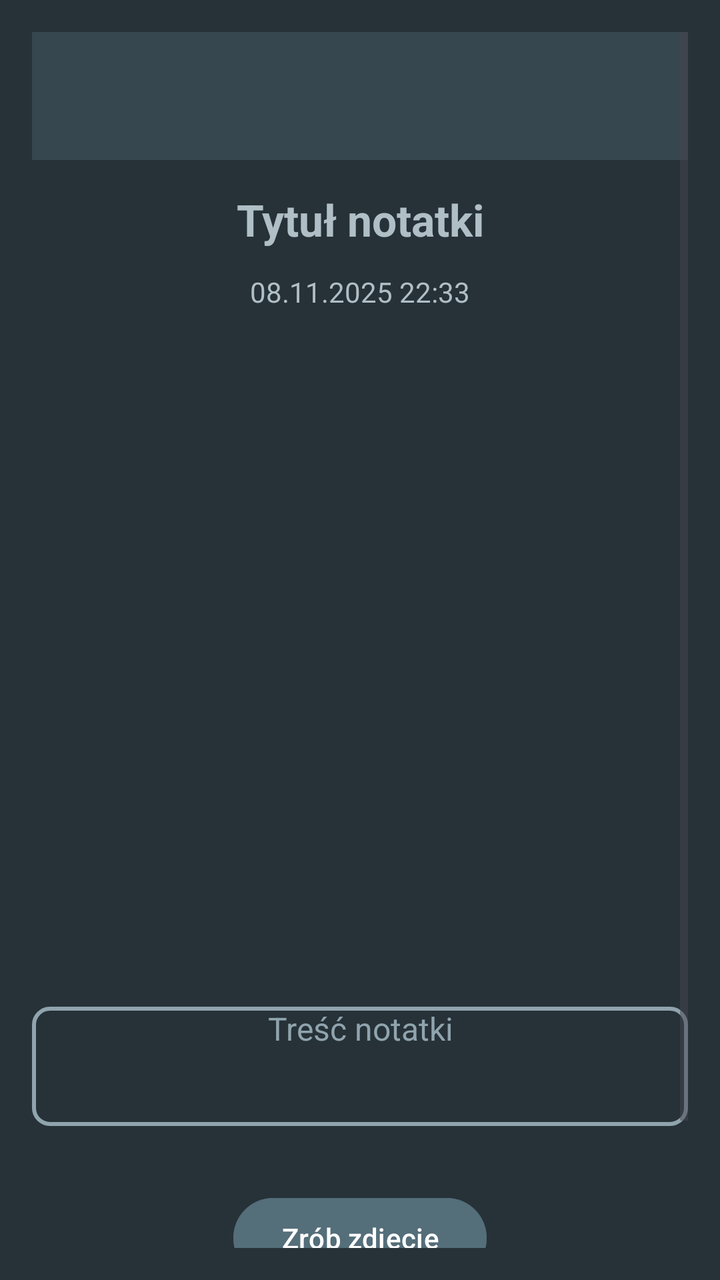
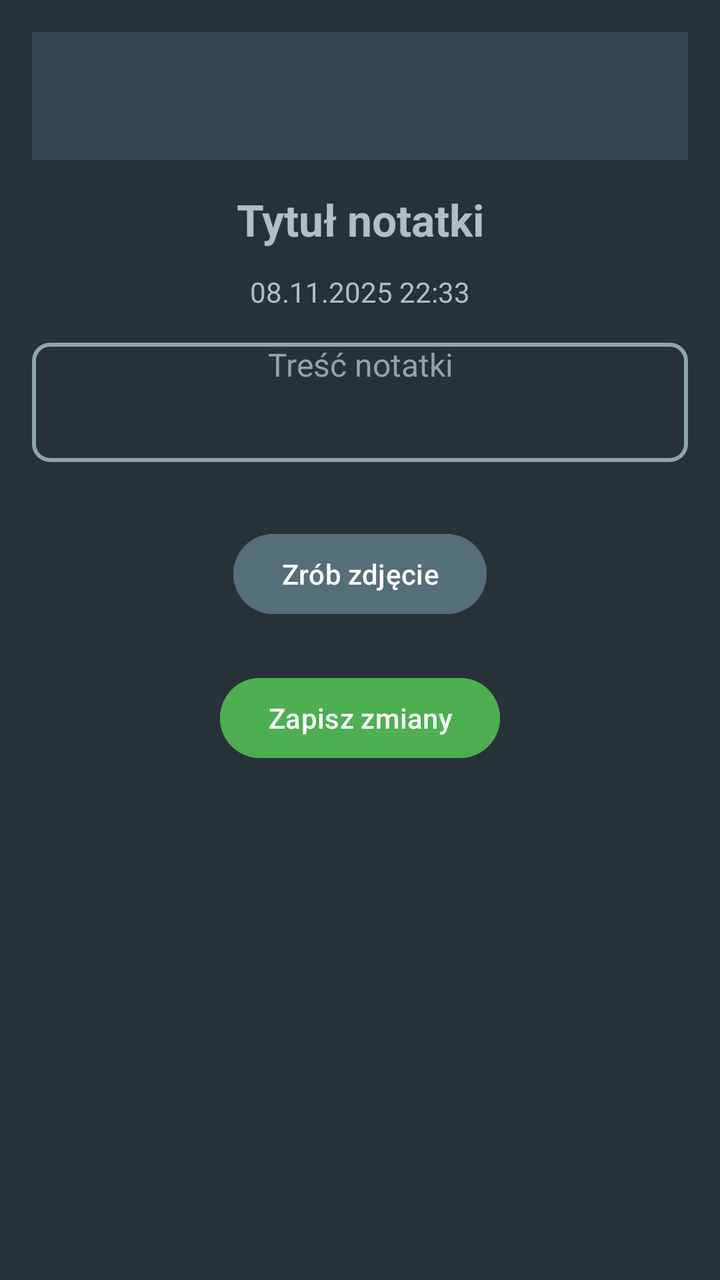

Screens rendered from an Android XML layout before and after an edit, with the pre-edit source and the edit as a unified diff.
<!-- AndroidManifest.xml: application theme Theme.GigaNotatnik -->
<!-- res/layout/activity_note_detail.xml -->
<?xml version="1.0" encoding="utf-8"?>
<ScrollView xmlns:android="http://schemas.android.com/apk/res/android"
    xmlns:app="http://schemas.android.com/apk/res-auto"
    android:layout_width="match_parent"
    android:layout_height="match_parent"
    android:background="#263238"
    android:padding="16dp">

    <LinearLayout
        android:layout_width="match_parent"
        android:layout_height="wrap_content"
        android:orientation="vertical">

        
        <androidx.appcompat.widget.Toolbar
            android:id="@+id/noteToolbar"
            android:layout_width="match_parent"
            android:layout_height="?attr/actionBarSize"
            android:background="#37474F"
            android:title="@string/NoteDetailsStr"
            android:titleTextColor="#FFFFFF"
            android:layout_marginBottom="15dp"
            android:theme="@style/ThemeOverlay.AppCompat.Dark.ActionBar" />

        
        <LinearLayout
            android:layout_width="match_parent"
            android:layout_height="wrap_content"
            android:orientation="vertical"
            android:gravity="center_horizontal">

            
            <EditText
                android:id="@+id/noteTitle"
                android:layout_width="match_parent"
                android:layout_height="wrap_content"
                android:gravity="center"
                android:hint="@string/NoteTitle"
                android:textSize="22sp"
                android:textColor="#FFFFFF"
                android:textColorHint="#B0BEC5"
                android:textStyle="bold"
                android:background="@android:color/transparent"
                android:layout_marginBottom="12dp" />

            
            <TextView
                android:id="@+id/noteTimestamp"
                android:layout_width="wrap_content"
                android:layout_height="wrap_content"
                android:text="@string/ExampleCreateDate"
                android:textSize="14sp"
                android:textColor="#B0BEC5"
                android:layout_marginBottom="16dp" />

            
            <FrameLayout
                android:id="@+id/photoContainer"
                android:layout_width="match_parent"
                android:layout_height="300dp"
                android:layout_marginTop="16dp"
                android:layout_marginBottom="16dp">

                <ImageView
                    android:id="@+id/notePhoto"
                    android:layout_width="match_parent"
                    android:layout_height="match_parent"
                    android:scaleType="centerCrop"
                    android:visibility="gone" />

                <ImageButton
                    android:id="@+id/btnDeletePhoto"
                    android:layout_width="40dp"
                    android:layout_height="40dp"
                    android:layout_gravity="top|end"
                    android:layout_margin="8dp"
                    android:background="@drawable/bg_delete_button"
                    android:src="@drawable/ic_close"
                    android:contentDescription="@string/delete_photo"
                    android:elevation="6dp"
                    android:scaleType="center"
                    android:padding="8dp"
                    android:visibility="gone"/>
            </FrameLayout>

            
            <EditText
                android:id="@+id/noteContent"
                android:layout_width="match_parent"
                android:layout_height="wrap_content"
                android:hint="@string/note_content"
                android:minLines="3"
                android:gravity="top|center_horizontal"
                android:textSize="16sp"
                android:textColor="#ECEFF1"
                android:textColorHint="#90A4AE"
                android:background="@drawable/edittext_background_edit_text"
                android:layout_marginBottom="32dp" />

            
            <LinearLayout
                android:layout_width="match_parent"
                android:layout_height="wrap_content"
                android:orientation="vertical"
                android:gravity="center_horizontal">

                <Button
                    android:id="@+id/btnPlayAudio"
                    android:layout_width="wrap_content"
                    android:layout_height="wrap_content"
                    android:text="@string/play_audio"
                    android:visibility="gone"
                    android:backgroundTint="#546E7A"
                    android:textColor="#FFFFFF"
                    android:layout_marginBottom="12dp" />

                <Button
                    android:id="@+id/btnOpenLocation"
                    android:layout_width="wrap_content"
                    android:layout_height="wrap_content"
                    android:text="@string/ShowLocalizationStr"
                    android:visibility="gone"
                    android:backgroundTint="#546E7A"
                    android:textColor="#FFFFFF" />

                <Button
                    android:id="@+id/btnTakePhotoDetail"
                    android:layout_width="wrap_content"
                    android:layout_height="wrap_content"
                    android:text="@string/take_photo"
                    android:backgroundTint="#546E7A"
                    android:textColor="#FFFFFF" />



                <Button
                    android:id="@+id/btnSaveChanges"
                    android:layout_width="wrap_content"
                    android:layout_height="wrap_content"
                    android:text="@string/SaveChangesStr"
                    android:layout_marginTop="24dp"
                    android:backgroundTint="#4CAF50"
                    android:textColor="#FFFFFF" />

            </LinearLayout>
        </LinearLayout>
    </LinearLayout>
</ScrollView>
<!-- resources referenced by this layout -->
<resources>
  <!-- drawable bg_delete_button (drawable) -->
  <shape xmlns:android="http://schemas.android.com/apk/res/android"
      android:shape="oval">
      <solid android:color="#80000000"/> 
      <stroke android:width="1dp" android:color="#FFFFFF"/> 
      <size android:width="40dp" android:height="40dp"/>
  </shape>
  <!-- drawable edittext_background_edit_text (drawable) -->
  <?xml version="1.0" encoding="utf-8"?>
  <shape xmlns:android="http://schemas.android.com/apk/res/android"
      android:shape="rectangle">
  
      <solid android:color="@android:color/transparent" />
      <stroke android:width="2dp" android:color="#90A4AE" />
      <corners android:radius="8dp" />
  </shape>
  <!-- drawable ic_close (drawable) -->
  <vector xmlns:android="http://schemas.android.com/apk/res/android"
      android:width="24dp"
      android:height="24dp"
      android:viewportWidth="24"
      android:viewportHeight="24">
      <path
          android:fillColor="#FFFFFF"
          android:pathData="M19,6.41L17.59,5L12,10.59L6.41,5L5,6.41L10.59,12L5,17.59L6.41,19L12,13.41L17.59,19L19,17.59L13.41,12L19,6.41z"/>
  </vector>
  <string name="ExampleCreateDate">08.11.2025 22:33</string>
  <string name="NoteDetailsStr">Szczegóły notatki</string>
  <string name="NoteTitle">Tytuł notatki</string>
  <string name="SaveChangesStr">Zapisz zmiany</string>
  <string name="ShowLocalizationStr">Pokaż lokalizację</string>
  <string name="delete_photo">Unuń zdjęcie</string>
  <string name="note_content">Treść notatki</string>
  <string name="play_audio">Odtwórz</string>
  <string name="take_photo">Zrób zdjęcie</string>
  <style name="Theme.GigaNotatnik" parent="Theme.Material3.DayNight.NoActionBar">
          <item name="android:windowBackground">@color/background</item>
          <item name="colorPrimary">@color/primary</item>
          <item name="colorPrimaryVariant">@color/primaryVariant</item>
          <item name="colorSecondary">@color/primary_teal</item>
          <item name="colorAccent">@color/accent</item>
          <item name="colorSurface">@color/surface</item>
          <item name="colorOnSurface">@color/textPrimary</item>
          <item name="colorOnPrimary">@color/text_on_button</item>
      </style>
  <color name="background">#E0E0E0</color>
  <color name="primary">#3A7F74</color>
  <color name="primaryVariant">#00BFFF</color>
  <color name="primary_teal">#2F6F63</color>
  <color name="accent">#00D4FF</color>
  <color name="surface">#1E1E1E</color>
  <color name="textPrimary">#111111</color>
  <color name="text_on_button">#FFFFFF</color>
</resources>

<!-- the commit's change to res/layout/activity_note_detail.xml (unified diff, before → after) -->
@@ -54,34 +54,21 @@
                 android:layout_marginBottom="16dp" />
 
             
-            <FrameLayout
-                android:id="@+id/photoContainer"
+            <HorizontalScrollView
+                android:id="@+id/photoScroll"
                 android:layout_width="match_parent"
-                android:layout_height="300dp"
+                android:layout_height="wrap_content"
                 android:layout_marginTop="16dp"
-                android:layout_marginBottom="16dp">
+                android:layout_marginBottom="16dp"
+                android:visibility="gone"
+                android:scrollbars="none">
 
-                <ImageView
-                    android:id="@+id/notePhoto"
-                    android:layout_width="match_parent"
-                    android:layout_height="match_parent"
-                    android:scaleType="centerCrop"
-                    android:visibility="gone" />
-
-                <ImageButton
-                    android:id="@+id/btnDeletePhoto"
-                    android:layout_width="40dp"
-                    android:layout_height="40dp"
-                    android:layout_gravity="top|end"
-                    android:layout_margin="8dp"
-                    android:background="@drawable/bg_delete_button"
-                    android:src="@drawable/ic_close"
-                    android:contentDescription="@string/delete_photo"
-                    android:elevation="6dp"
-                    android:scaleType="center"
-                    android:padding="8dp"
-                    android:visibility="gone"/>
-            </FrameLayout>
+                <LinearLayout
+                    android:id="@+id/photoContainer"
+                    android:layout_width="wrap_content"
+                    android:layout_height="wrap_content"
+                    android:orientation="horizontal" />
+            </HorizontalScrollView>
 
             
             <EditText
@@ -131,8 +118,6 @@
                     android:backgroundTint="#546E7A"
                     android:textColor="#FFFFFF" />
 
-
-
                 <Button
                     android:id="@+id/btnSaveChanges"
                     android:layout_width="wrap_content"
<!-- resource entries referenced after the edit -->
@@ -1,12 +1,5 @@
 <!-- resources referenced by this layout -->
 <resources>
-  <!-- drawable bg_delete_button (drawable) -->
-  <shape xmlns:android="http://schemas.android.com/apk/res/android"
-      android:shape="oval">
-      <solid android:color="#80000000"/> 
-      <stroke android:width="1dp" android:color="#FFFFFF"/> 
-      <size android:width="40dp" android:height="40dp"/>
-  </shape>
   <!-- drawable edittext_background_edit_text (drawable) -->
   <?xml version="1.0" encoding="utf-8"?>
   <shape xmlns:android="http://schemas.android.com/apk/res/android"
@@ -16,22 +9,11 @@
       <stroke android:width="2dp" android:color="#90A4AE" />
       <corners android:radius="8dp" />
   </shape>
-  <!-- drawable ic_close (drawable) -->
-  <vector xmlns:android="http://schemas.android.com/apk/res/android"
-      android:width="24dp"
-      android:height="24dp"
-      android:viewportWidth="24"
-      android:viewportHeight="24">
-      <path
-          android:fillColor="#FFFFFF"
-          android:pathData="M19,6.41L17.59,5L12,10.59L6.41,5L5,6.41L10.59,12L5,17.59L6.41,19L12,13.41L17.59,19L19,17.59L13.41,12L19,6.41z"/>
-  </vector>
   <string name="ExampleCreateDate">08.11.2025 22:33</string>
   <string name="NoteDetailsStr">Szczegóły notatki</string>
   <string name="NoteTitle">Tytuł notatki</string>
   <string name="SaveChangesStr">Zapisz zmiany</string>
   <string name="ShowLocalizationStr">Pokaż lokalizację</string>
-  <string name="delete_photo">Unuń zdjęcie</string>
   <string name="note_content">Treść notatki</string>
   <string name="play_audio">Odtwórz</string>
   <string name="take_photo">Zrób zdjęcie</string>
